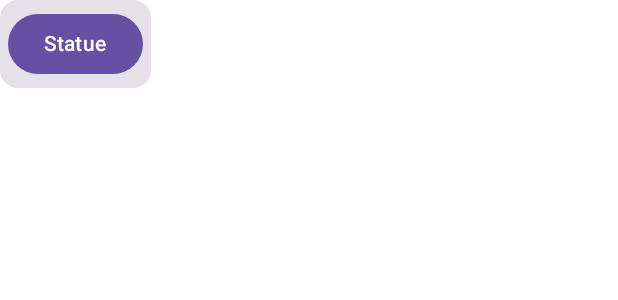
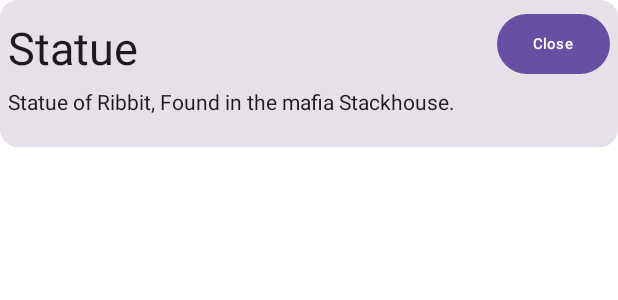
Before and after one commit to CalviceGaming/Detective-Ribbit-Companion-App, an Android app built with Jetpack Compose: the @Preview function CollectiblePlaceHolderPreview, on a phone screen of 412 x 824 dp. Shown: the top 300 px of the screen. Run offline under Robolectric (Android 15) with nearby library versions, the phone set to English and light mode, and no system bars.

Commit message:
Small Change to the placeholder

```diff
--- a/app/src/main/java/pt/iade/games/detectiveribbit/ui/components/CollectiblePlaceHolder.kt
+++ b/app/src/main/java/pt/iade/games/detectiveribbit/ui/components/CollectiblePlaceHolder.kt
@@ -2,14 +2,19 @@ package pt.iade.games.detectiveribbit.ui.components
 
 import androidx.compose.foundation.Image
 import androidx.compose.foundation.layout.Column
+import androidx.compose.foundation.layout.Row
+import androidx.compose.foundation.layout.height
 import androidx.compose.foundation.layout.padding
+import androidx.compose.foundation.layout.width
 import androidx.compose.material3.Button
 import androidx.compose.material3.Card
 import androidx.compose.material3.Text
 import androidx.compose.runtime.Composable
 import androidx.compose.ui.Modifier
+import androidx.compose.ui.layout.layout
 import androidx.compose.ui.tooling.preview.Preview
 import androidx.compose.ui.unit.dp
+import androidx.compose.ui.unit.sp
 import pt.iade.games.detectiveribbit.models.Collectible
 import java.net.URI
 
@@ -17,7 +22,10 @@ import java.net.URI
 fun CollectiblePlaceHolder(
     collectible: Collectible
 ){
-    Card{
+    Card(
+        onClick = {
+        }
+    ){
         Column (modifier = Modifier.padding(5.dp)){
             Button(
                 onClick = {}
@@ -29,11 +37,39 @@ fun CollectiblePlaceHolder(
 @Preview
 @Composable
 fun CollectiblePlaceHolderPreview(){
-    CollectiblePlaceHolder(collectible = Collectible(
+    CollectibleInfo(collectible = Collectible(
         id = 1,
         name = "Statue",
         image = URI.create("https://i.ytimg.com/vi/2S0XDjzfgO8/maxresdefault.jpg"),
-        description = "Statue of Ribbit",
+        description = "Statue of Ribbit, " +
+                "Found in the mafia Stackhouse.",
         placeholderSize = 1
     ))
 }
+
+@Composable
+fun CollectibleInfo(
+    collectible: Collectible
+){
+    Card() {
+        Column(
+            modifier = Modifier.padding(5.dp)
+        ){
+            Row {
+                Text(
+                    text = collectible.name,
+                    modifier = Modifier.padding(bottom = 10.dp, top = 10.dp)
+                        .weight(weight = 0.70f),
+                    fontSize = 30.sp
+                )
+                Button(onClick = {},
+                    ) { Text(text = "Close",
+                        fontSize =10.sp,
+                    )}
+            }
+            Text(text = collectible.description,
+                minLines = 2,
+                maxLines = 2)
+        }
+    }
+}
```
Also changed, not shown: app/src/main/java/pt/iade/games/detectiveribbit/ui/components/CollectibleInfo.kt (deleted, +0 -41 lines).
